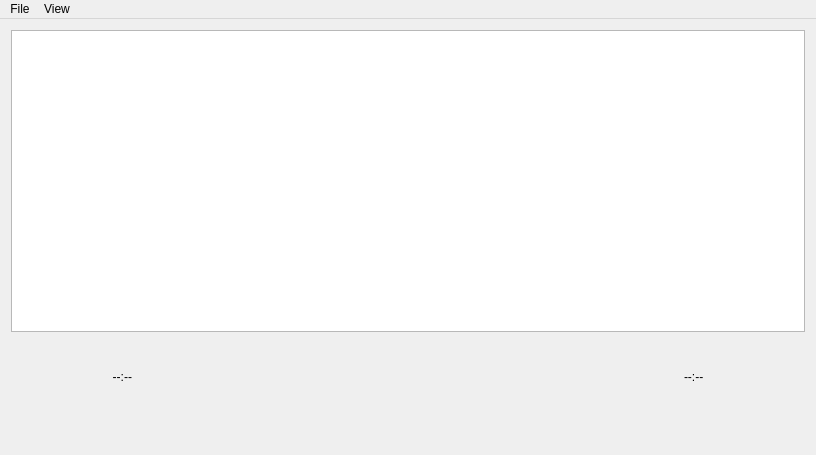
This is src/ui/playerwindow.ui in jacquelineb/Music-Player as Qt 5 draws it before an edit. The edited form follows.
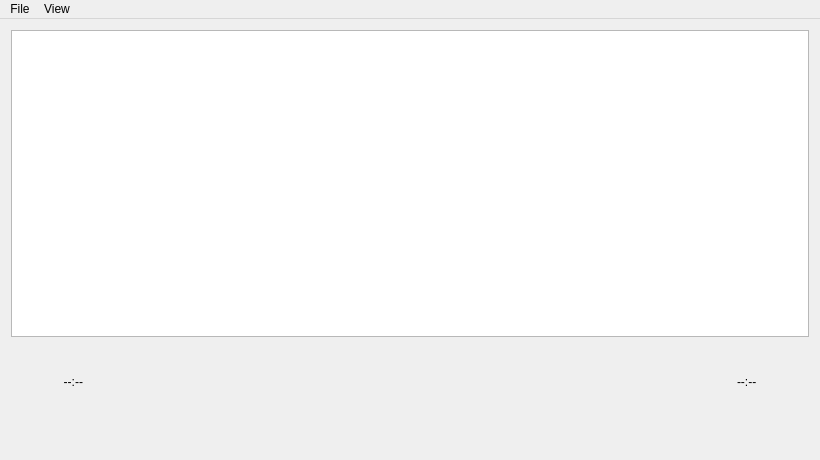
This is the edited form. Custom widgets are drawn as their Qt base class.

Commit message: Added volume icon label to PlayerControls. Adjust sizing of ui elements

```diff
--- a/src/ui/playerwindow.ui
+++ b/src/ui/playerwindow.ui
@@ -6,14 +6,14 @@
    <rect>
     <x>0</x>
     <y>0</y>
-    <width>816</width>
-    <height>455</height>
+    <width>820</width>
+    <height>460</height>
    </rect>
   </property>
   <property name="minimumSize">
    <size>
-    <width>720</width>
-    <height>455</height>
+    <width>800</width>
+    <height>460</height>
    </size>
   </property>
   <property name="windowTitle">
@@ -21,7 +21,51 @@
   </property>
   <widget class="QWidget" name="centralWidget">
    <layout class="QGridLayout" name="gridLayout">
-    <item row="0" column="0" colspan="6">
+    <item row="2" column="6">
+     <widget class="QLabel" name="totalTime">
+      <property name="sizePolicy">
+       <sizepolicy hsizetype="Fixed" vsizetype="Fixed">
+        <horstretch>0</horstretch>
+        <verstretch>0</verstretch>
+       </sizepolicy>
+      </property>
+      <property name="minimumSize">
+       <size>
+        <width>55</width>
+        <height>55</height>
+       </size>
+      </property>
+      <property name="maximumSize">
+       <size>
+        <width>20</width>
+        <height>55</height>
+       </size>
+      </property>
+      <property name="text">
+       <string>--:--</string>
+      </property>
+      <property name="alignment">
+       <set>Qt::AlignLeading|Qt::AlignLeft|Qt::AlignTop</set>
+      </property>
+     </widget>
+    </item>
+    <item row="3" column="4">
+     <spacer name="bottomVerticalSpacer">
+      <property name="orientation">
+       <enum>Qt::Vertical</enum>
+      </property>
+      <property name="sizeType">
+       <enum>QSizePolicy::Fixed</enum>
+      </property>
+      <property name="sizeHint" stdset="0">
+       <size>
+        <width>13</width>
+        <height>13</height>
+       </size>
+      </property>
+     </spacer>
+    </item>
+    <item row="0" column="0" colspan="8">
      <widget class="QTreeView" name="libraryView">
       <property name="palette">
        <palette>
@@ -133,21 +177,14 @@
       </property>
      </widget>
     </item>
-    <item row="2" column="5">
-     <spacer name="rightHorizontalSpacer">
-      <property name="orientation">
-       <enum>Qt::Horizontal</enum>
-      </property>
-      <property name="sizeHint" stdset="0">
-       <size>
-        <width>120</width>
-        <height>20</height>
-       </size>
-      </property>
-     </spacer>
-    </item>
     <item row="2" column="1">
      <widget class="QLabel" name="timePassed">
+      <property name="sizePolicy">
+       <sizepolicy hsizetype="Fixed" vsizetype="Fixed">
+        <horstretch>0</horstretch>
+        <verstretch>0</verstretch>
+       </sizepolicy>
+      </property>
       <property name="minimumSize">
        <size>
         <width>55</width>
@@ -168,22 +205,6 @@
       </property>
      </widget>
     </item>
-    <item row="3" column="3">
-     <spacer name="bottomVerticalSpacer">
-      <property name="orientation">
-       <enum>Qt::Vertical</enum>
-      </property>
-      <property name="sizeType">
-       <enum>QSizePolicy::Fixed</enum>
-      </property>
-      <property name="sizeHint" stdset="0">
-       <size>
-        <width>13</width>
-        <height>13</height>
-       </size>
-      </property>
-     </spacer>
-    </item>
     <item row="2" column="0">
      <spacer name="leftHorizontalSpacer">
       <property name="orientation">
@@ -191,23 +212,13 @@
       </property>
       <property name="sizeHint" stdset="0">
        <size>
-        <width>120</width>
+        <width>115</width>
         <height>20</height>
        </size>
       </property>
      </spacer>
     </item>
-    <item row="2" column="2" colspan="2">
-     <widget class="PlayerControls" name="controls" native="true">
-      <property name="minimumSize">
-       <size>
-        <width>540</width>
-        <height>67</height>
-       </size>
-      </property>
-     </widget>
-    </item>
-    <item row="1" column="2" colspan="2">
+    <item row="1" column="3" colspan="2">
      <widget class="QLabel" name="currentTrackLabel">
       <property name="minimumSize">
        <size>
@@ -223,28 +234,67 @@
       </property>
      </widget>
     </item>
-    <item row="2" column="4">
-     <widget class="QLabel" name="totalTime">
+    <item row="2" column="7">
+     <spacer name="rightHorizontalSpacer">
+      <property name="orientation">
+       <enum>Qt::Horizontal</enum>
+      </property>
+      <property name="sizeHint" stdset="0">
+       <size>
+        <width>115</width>
+        <height>20</height>
+       </size>
+      </property>
+     </spacer>
+    </item>
+    <item row="2" column="3" colspan="2">
+     <widget class="PlayerControls" name="controls" native="true">
+      <property name="sizePolicy">
+       <sizepolicy hsizetype="Fixed" vsizetype="Fixed">
+        <horstretch>0</horstretch>
+        <verstretch>0</verstretch>
+       </sizepolicy>
+      </property>
       <property name="minimumSize">
        <size>
-        <width>55</width>
-        <height>55</height>
+        <width>620</width>
+        <height>67</height>
        </size>
       </property>
-      <property name="maximumSize">
-       <size>
-        <width>20</width>
-        <height>55</height>
-       </size>
-      </property>
-      <property name="text">
-       <string>--:--</string>
-      </property>
-      <property name="alignment">
-       <set>Qt::AlignLeading|Qt::AlignLeft|Qt::AlignTop</set>
-      </property>
      </widget>
     </item>
+    <item row="2" column="2">
+     <spacer name="horizontalSpacer">
+      <property name="orientation">
+       <enum>Qt::Horizontal</enum>
+      </property>
+      <property name="sizeType">
+       <enum>QSizePolicy::Fixed</enum>
+      </property>
+      <property name="sizeHint" stdset="0">
+       <size>
+        <width>5</width>
+        <height>20</height>
+       </size>
+      </property>
+     </spacer>
+    </item>
+    <item row="2" column="5">
+     <spacer name="horizontalSpacer_2">
+      <property name="orientation">
+       <enum>Qt::Horizontal</enum>
+      </property>
+      <property name="sizeType">
+       <enum>QSizePolicy::Fixed</enum>
+      </property>
+      <property name="sizeHint" stdset="0">
+       <size>
+        <width>5</width>
+        <height>20</height>
+       </size>
+      </property>
+     </spacer>
+    </item>
    </layout>
   </widget>
   <widget class="QMenuBar" name="menuBar">
@@ -252,7 +302,7 @@
     <rect>
      <x>0</x>
      <y>0</y>
-     <width>816</width>
+     <width>820</width>
      <height>21</height>
     </rect>
    </property>
```
The commit also changes 3 other files.
